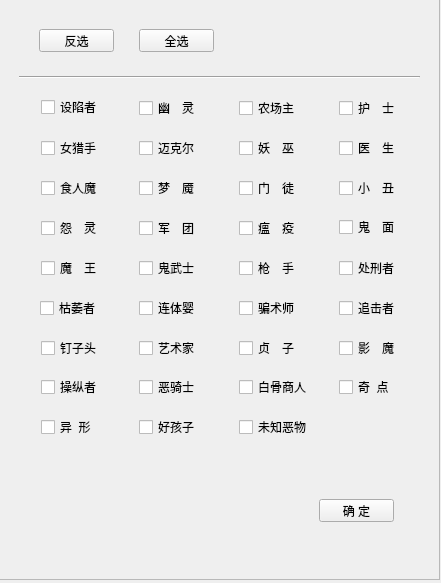
Before: the Qt Designer form selec_killerUI.ui in maskrs/-, drawn with Qt 5.
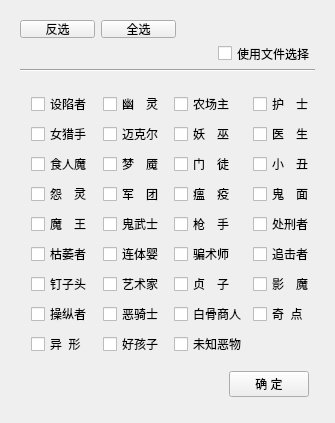
After: the same form once the commit is applied.

```diff
--- a/selec_killerUI.ui
+++ b/selec_killerUI.ui
@@ -6,45 +6,153 @@
    <rect>
     <x>0</x>
     <y>0</y>
-    <width>441</width>
-    <height>583</height>
+    <width>335</width>
+    <height>400</height>
    </rect>
   </property>
+  <property name="minimumSize">
+   <size>
+    <width>0</width>
+    <height>0</height>
+   </size>
+  </property>
   <property name="maximumSize">
    <size>
-    <width>441</width>
-    <height>583</height>
+    <width>16777215</width>
+    <height>16777215</height>
    </size>
   </property>
   <property name="windowTitle">
    <string>选择屠夫</string>
   </property>
-  <widget class="QFrame" name="frm_select_killer">
-   <property name="geometry">
-    <rect>
-     <x>-1</x>
-     <y>-1</y>
-     <width>441</width>
-     <height>581</height>
-    </rect>
-   </property>
-   <property name="frameShape">
-    <enum>QFrame::StyledPanel</enum>
-   </property>
-   <property name="frameShadow">
-    <enum>QFrame::Raised</enum>
-   </property>
+  <layout class="QVBoxLayout" name="verticalLayout">
+   <item>
+    <widget class="QWidget" name="widget" native="true">
+     <property name="minimumSize">
+      <size>
+       <width>0</width>
+       <height>70</height>
+      </size>
+     </property>
+     <property name="maximumSize">
+      <size>
+       <width>16777215</width>
+       <height>90</height>
+      </size>
+     </property>
+     <layout class="QGridLayout" name="gridLayout">
+      <item row="3" column="0" colspan="4">
+       <widget class="Line" name="line">
+        <property name="orientation">
+         <enum>Qt::Horizontal</enum>
+        </property>
+       </widget>
+      </item>
+      <item row="1" column="1" alignment="Qt::AlignLeft">
+       <widget class="QPushButton" name="pb_all">
+        <property name="maximumSize">
+         <size>
+          <width>75</width>
+          <height>16777215</height>
+         </size>
+        </property>
+        <property name="focusPolicy">
+         <enum>Qt::NoFocus</enum>
+        </property>
+        <property name="text">
+         <string>全选</string>
+        </property>
+       </widget>
+      </item>
+      <item row="2" column="1">
+       <spacer name="verticalSpacer">
+        <property name="orientation">
+         <enum>Qt::Vertical</enum>
+        </property>
+        <property name="sizeHint" stdset="0">
+         <size>
+          <width>20</width>
+          <height>35</height>
+         </size>
+        </property>
+       </spacer>
+      </item>
+      <item row="2" column="3">
+       <widget class="QCheckBox" name="cb_usefile">
+        <property name="sizePolicy">
+         <sizepolicy hsizetype="Fixed" vsizetype="Fixed">
+          <horstretch>0</horstretch>
+          <verstretch>0</verstretch>
+         </sizepolicy>
+        </property>
+        <property name="cursor">
+         <cursorShape>WhatsThisCursor</cursorShape>
+        </property>
+        <property name="toolTip">
+         <string>&lt;html&gt;&lt;head/&gt;&lt;body&gt;&lt;p&gt;选择此项会从外部文件引入选择的屠夫，此GUI中的选择无效&lt;/p&gt;&lt;/body&gt;&lt;/html&gt;</string>
+        </property>
+        <property name="toolTipDuration">
+         <number>-1</number>
+        </property>
+        <property name="text">
+         <string>使用文件选择</string>
+        </property>
+        <property name="checked">
+         <bool>false</bool>
+        </property>
+       </widget>
+      </item>
+      <item row="1" column="0">
+       <widget class="QPushButton" name="pb_invert">
+        <property name="maximumSize">
+         <size>
+          <width>75</width>
+          <height>16777215</height>
+         </size>
+        </property>
+        <property name="focusPolicy">
+         <enum>Qt::NoFocus</enum>
+        </property>
+        <property name="text">
+         <string>反选</string>
+        </property>
+       </widget>
+      </item>
+      <item row="0" column="0">
+       <spacer name="verticalSpacer_2">
+        <property name="orientation">
+         <enum>Qt::Vertical</enum>
+        </property>
+        <property name="sizeHint" stdset="0">
+         <size>
+          <width>20</width>
+          <height>10</height>
+         </size>
+        </property>
+       </spacer>
+      </item>
+     </layout>
+    </widget>
+   </item>
+   <item>
+    <widget class="QWidget" name="widget_3" native="true">
+     <layout class="QGridLayout" name="gridLayout_2">
+      <property name="leftMargin">
+       <number>20</number>
+      </property>
+      <property name="topMargin">
+       <number>5</number>
+      </property>
+      <property name="rightMargin">
+       <number>5</number>
+      </property>
+      <property name="bottomMargin">
+       <number>0</number>
+      </property>
+      <item row="0" column="0">
    <widget class="QCheckBox" name="cb_jiage">
-    <property name="geometry">
-     <rect>
-      <x>42</x>
-      <y>100</y>
-      <width>100</width>
-      <height>16</height>
-     </rect>
-    </property>
     <property name="sizePolicy">
-     <sizepolicy hsizetype="Fixed" vsizetype="Fixed">
+         <sizepolicy hsizetype="Expanding" vsizetype="Expanding">
       <horstretch>0</horstretch>
       <verstretch>0</verstretch>
      </sizepolicy>
@@ -59,17 +167,11 @@
      <bool>false</bool>
     </property>
    </widget>
+      </item>
+      <item row="0" column="1">
    <widget class="QCheckBox" name="cb_dingdang">
-    <property name="geometry">
-     <rect>
-      <x>140</x>
-      <y>101</y>
-      <width>100</width>
-      <height>16</height>
-     </rect>
-    </property>
     <property name="sizePolicy">
-     <sizepolicy hsizetype="Fixed" vsizetype="Fixed">
+         <sizepolicy hsizetype="Expanding" vsizetype="Expanding">
       <horstretch>0</horstretch>
       <verstretch>0</verstretch>
      </sizepolicy>
@@ -81,17 +183,11 @@
      <bool>false</bool>
     </property>
    </widget>
+      </item>
+      <item row="0" column="2">
    <widget class="QCheckBox" name="cb_dianjv">
-    <property name="geometry">
-     <rect>
-      <x>240</x>
-      <y>101</y>
-      <width>100</width>
-      <height>16</height>
-     </rect>
-    </property>
     <property name="sizePolicy">
-     <sizepolicy hsizetype="Fixed" vsizetype="Fixed">
+         <sizepolicy hsizetype="Expanding" vsizetype="Expanding">
       <horstretch>0</horstretch>
       <verstretch>0</verstretch>
      </sizepolicy>
@@ -103,17 +199,11 @@
      <bool>false</bool>
     </property>
    </widget>
+      </item>
+      <item row="0" column="3">
    <widget class="QCheckBox" name="cb_hushi">
-    <property name="geometry">
-     <rect>
-      <x>340</x>
-      <y>101</y>
-      <width>100</width>
-      <height>16</height>
-     </rect>
-    </property>
     <property name="sizePolicy">
-     <sizepolicy hsizetype="Fixed" vsizetype="Fixed">
+         <sizepolicy hsizetype="Expanding" vsizetype="Expanding">
       <horstretch>0</horstretch>
       <verstretch>0</verstretch>
      </sizepolicy>
@@ -134,17 +224,11 @@
      <bool>false</bool>
     </property>
    </widget>
+      </item>
+      <item row="1" column="0">
    <widget class="QCheckBox" name="cb_tuzi">
-    <property name="geometry">
-     <rect>
-      <x>42</x>
-      <y>141</y>
-      <width>100</width>
-      <height>16</height>
-     </rect>
-    </property>
     <property name="sizePolicy">
-     <sizepolicy hsizetype="Fixed" vsizetype="Fixed">
+         <sizepolicy hsizetype="Expanding" vsizetype="Expanding">
       <horstretch>0</horstretch>
       <verstretch>0</verstretch>
      </sizepolicy>
@@ -162,17 +246,11 @@
      <bool>false</bool>
     </property>
    </widget>
+      </item>
+      <item row="1" column="1">
    <widget class="QCheckBox" name="cb_maishu">
-    <property name="geometry">
-     <rect>
-      <x>140</x>
-      <y>141</y>
-      <width>100</width>
-      <height>16</height>
-     </rect>
-    </property>
     <property name="sizePolicy">
-     <sizepolicy hsizetype="Fixed" vsizetype="Fixed">
+         <sizepolicy hsizetype="Expanding" vsizetype="Expanding">
       <horstretch>0</horstretch>
       <verstretch>0</verstretch>
      </sizepolicy>
@@ -190,17 +268,11 @@
      <bool>false</bool>
     </property>
    </widget>
+      </item>
+      <item row="1" column="2">
    <widget class="QCheckBox" name="cb_linainai">
-    <property name="geometry">
-     <rect>
-      <x>240</x>
-      <y>141</y>
-      <width>100</width>
-      <height>16</height>
-     </rect>
-    </property>
     <property name="sizePolicy">
-     <sizepolicy hsizetype="Fixed" vsizetype="Fixed">
+         <sizepolicy hsizetype="Expanding" vsizetype="Expanding">
       <horstretch>0</horstretch>
       <verstretch>0</verstretch>
      </sizepolicy>
@@ -218,17 +290,11 @@
      <bool>false</bool>
     </property>
    </widget>
+      </item>
+      <item row="1" column="3">
    <widget class="QCheckBox" name="cb_laoyang">
-    <property name="geometry">
-     <rect>
-      <x>340</x>
-      <y>141</y>
-      <width>100</width>
-      <height>16</height>
-     </rect>
-    </property>
     <property name="sizePolicy">
-     <sizepolicy hsizetype="Fixed" vsizetype="Fixed">
+         <sizepolicy hsizetype="Expanding" vsizetype="Expanding">
       <horstretch>0</horstretch>
       <verstretch>0</verstretch>
      </sizepolicy>
@@ -246,17 +312,11 @@
      <bool>false</bool>
     </property>
    </widget>
+      </item>
+      <item row="2" column="0">
    <widget class="QCheckBox" name="cb_babu">
-    <property name="geometry">
-     <rect>
-      <x>42</x>
-      <y>181</y>
-      <width>100</width>
-      <height>16</height>
-     </rect>
-    </property>
     <property name="sizePolicy">
-     <sizepolicy hsizetype="Fixed" vsizetype="Fixed">
+         <sizepolicy hsizetype="Expanding" vsizetype="Expanding">
       <horstretch>0</horstretch>
       <verstretch>0</verstretch>
      </sizepolicy>
@@ -274,17 +334,11 @@
      <bool>false</bool>
     </property>
    </widget>
+      </item>
+      <item row="2" column="1">
    <widget class="QCheckBox" name="cb_fulaidi">
-    <property name="geometry">
-     <rect>
-      <x>140</x>
-      <y>181</y>
-      <width>100</width>
-      <height>16</height>
-     </rect>
-    </property>
     <property name="sizePolicy">
-     <sizepolicy hsizetype="Fixed" vsizetype="Fixed">
+         <sizepolicy hsizetype="Expanding" vsizetype="Expanding">
       <horstretch>0</horstretch>
       <verstretch>0</verstretch>
      </sizepolicy>
@@ -296,17 +350,33 @@
      <bool>false</bool>
     </property>
    </widget>
+      </item>
+      <item row="2" column="2">
+       <widget class="QCheckBox" name="cb_zhuzhu">
+        <property name="sizePolicy">
+         <sizepolicy hsizetype="Expanding" vsizetype="Expanding">
+          <horstretch>0</horstretch>
+          <verstretch>0</verstretch>
+         </sizepolicy>
+        </property>
+        <property name="maximumSize">
+         <size>
+          <width>16777215</width>
+          <height>16777215</height>
+         </size>
+        </property>
+        <property name="text">
+         <string>门　徒 </string>
+        </property>
+        <property name="checked">
+         <bool>false</bool>
+        </property>
+       </widget>
+      </item>
+      <item row="2" column="3">
    <widget class="QCheckBox" name="cb_xiaochou">
-    <property name="geometry">
-     <rect>
-      <x>340</x>
-      <y>181</y>
-      <width>100</width>
-      <height>16</height>
-     </rect>
-    </property>
     <property name="sizePolicy">
-     <sizepolicy hsizetype="Fixed" vsizetype="Fixed">
+         <sizepolicy hsizetype="Expanding" vsizetype="Expanding">
       <horstretch>0</horstretch>
       <verstretch>0</verstretch>
      </sizepolicy>
@@ -318,17 +388,11 @@
      <bool>false</bool>
     </property>
    </widget>
+      </item>
+      <item row="3" column="0">
    <widget class="QCheckBox" name="cb_lingmei">
-    <property name="geometry">
-     <rect>
-      <x>42</x>
-      <y>221</y>
-      <width>100</width>
-      <height>16</height>
-     </rect>
-    </property>
     <property name="sizePolicy">
-     <sizepolicy hsizetype="Fixed" vsizetype="Fixed">
+         <sizepolicy hsizetype="Expanding" vsizetype="Expanding">
       <horstretch>0</horstretch>
       <verstretch>0</verstretch>
      </sizepolicy>
@@ -340,17 +404,11 @@
      <bool>false</bool>
     </property>
    </widget>
+      </item>
+      <item row="3" column="1">
    <widget class="QCheckBox" name="cb_juntuan">
-    <property name="geometry">
-     <rect>
-      <x>140</x>
-      <y>221</y>
-      <width>100</width>
-      <height>16</height>
-     </rect>
-    </property>
     <property name="sizePolicy">
-     <sizepolicy hsizetype="Fixed" vsizetype="Fixed">
+         <sizepolicy hsizetype="Expanding" vsizetype="Expanding">
       <horstretch>0</horstretch>
       <verstretch>0</verstretch>
      </sizepolicy>
@@ -362,17 +420,11 @@
      <bool>false</bool>
     </property>
    </widget>
+      </item>
+      <item row="3" column="2">
    <widget class="QCheckBox" name="cb_wenyi">
-    <property name="geometry">
-     <rect>
-      <x>240</x>
-      <y>221</y>
-      <width>100</width>
-      <height>16</height>
-     </rect>
-    </property>
     <property name="sizePolicy">
-     <sizepolicy hsizetype="Fixed" vsizetype="Fixed">
+         <sizepolicy hsizetype="Expanding" vsizetype="Expanding">
       <horstretch>0</horstretch>
       <verstretch>0</verstretch>
      </sizepolicy>
@@ -384,17 +436,11 @@
      <bool>false</bool>
     </property>
    </widget>
+      </item>
+      <item row="3" column="3">
    <widget class="QCheckBox" name="cb_guimian">
-    <property name="geometry">
-     <rect>
-      <x>340</x>
-      <y>220</y>
-      <width>100</width>
-      <height>16</height>
-     </rect>
-    </property>
     <property name="sizePolicy">
-     <sizepolicy hsizetype="Fixed" vsizetype="Fixed">
+         <sizepolicy hsizetype="Expanding" vsizetype="Expanding">
       <horstretch>0</horstretch>
       <verstretch>0</verstretch>
      </sizepolicy>
@@ -406,17 +452,11 @@
      <bool>false</bool>
     </property>
    </widget>
+      </item>
+      <item row="4" column="0">
    <widget class="QCheckBox" name="cb_mowang">
-    <property name="geometry">
-     <rect>
-      <x>42</x>
-      <y>261</y>
-      <width>100</width>
-      <height>16</height>
-     </rect>
-    </property>
     <property name="sizePolicy">
-     <sizepolicy hsizetype="Fixed" vsizetype="Fixed">
+         <sizepolicy hsizetype="Expanding" vsizetype="Expanding">
       <horstretch>0</horstretch>
       <verstretch>0</verstretch>
      </sizepolicy>
@@ -428,17 +468,11 @@
      <bool>false</bool>
     </property>
    </widget>
+      </item>
+      <item row="4" column="1">
    <widget class="QCheckBox" name="cb_guiwushi">
-    <property name="geometry">
-     <rect>
-      <x>140</x>
-      <y>261</y>
-      <width>100</width>
-      <height>16</height>
-     </rect>
-    </property>
     <property name="sizePolicy">
-     <sizepolicy hsizetype="Fixed" vsizetype="Fixed">
+         <sizepolicy hsizetype="Expanding" vsizetype="Expanding">
       <horstretch>0</horstretch>
       <verstretch>0</verstretch>
      </sizepolicy>
@@ -450,17 +484,11 @@
      <bool>false</bool>
     </property>
    </widget>
+      </item>
+      <item row="4" column="2">
    <widget class="QCheckBox" name="cb_qiangshou">
-    <property name="geometry">
-     <rect>
-      <x>240</x>
-      <y>261</y>
-      <width>100</width>
-      <height>16</height>
-     </rect>
-    </property>
     <property name="sizePolicy">
-     <sizepolicy hsizetype="Fixed" vsizetype="Fixed">
+         <sizepolicy hsizetype="Expanding" vsizetype="Expanding">
       <horstretch>0</horstretch>
       <verstretch>0</verstretch>
      </sizepolicy>
@@ -472,17 +500,11 @@
      <bool>false</bool>
     </property>
    </widget>
+      </item>
+      <item row="4" column="3">
    <widget class="QCheckBox" name="cb_sanjiaotou">
-    <property name="geometry">
-     <rect>
-      <x>340</x>
-      <y>261</y>
-      <width>100</width>
-      <height>16</height>
-     </rect>
-    </property>
     <property name="sizePolicy">
-     <sizepolicy hsizetype="Fixed" vsizetype="Fixed">
+         <sizepolicy hsizetype="Expanding" vsizetype="Expanding">
       <horstretch>0</horstretch>
       <verstretch>0</verstretch>
      </sizepolicy>
@@ -494,17 +516,11 @@
      <bool>false</bool>
     </property>
    </widget>
+      </item>
+      <item row="5" column="0">
    <widget class="QCheckBox" name="cb_kumo">
-    <property name="geometry">
-     <rect>
-      <x>41</x>
-      <y>301</y>
-      <width>100</width>
-      <height>16</height>
-     </rect>
-    </property>
     <property name="sizePolicy">
-     <sizepolicy hsizetype="Fixed" vsizetype="Fixed">
+         <sizepolicy hsizetype="Expanding" vsizetype="Expanding">
       <horstretch>0</horstretch>
       <verstretch>0</verstretch>
      </sizepolicy>
@@ -516,17 +532,11 @@
      <bool>false</bool>
     </property>
    </widget>
+      </item>
+      <item row="5" column="1">
    <widget class="QCheckBox" name="cb_liantiying">
-    <property name="geometry">
-     <rect>
-      <x>140</x>
-      <y>301</y>
-      <width>100</width>
-      <height>16</height>
-     </rect>
-    </property>
     <property name="sizePolicy">
-     <sizepolicy hsizetype="Fixed" vsizetype="Fixed">
+         <sizepolicy hsizetype="Expanding" vsizetype="Expanding">
       <horstretch>0</horstretch>
       <verstretch>0</verstretch>
      </sizepolicy>
@@ -538,17 +548,11 @@
      <bool>false</bool>
     </property>
    </widget>
+      </item>
+      <item row="5" column="2">
    <widget class="QCheckBox" name="cb_gege">
-    <property name="geometry">
-     <rect>
-      <x>240</x>
-      <y>301</y>
-      <width>100</width>
-      <height>16</height>
-     </rect>
-    </property>
     <property name="sizePolicy">
-     <sizepolicy hsizetype="Fixed" vsizetype="Fixed">
+         <sizepolicy hsizetype="Expanding" vsizetype="Expanding">
       <horstretch>0</horstretch>
       <verstretch>0</verstretch>
      </sizepolicy>
@@ -560,17 +564,11 @@
      <bool>false</bool>
     </property>
    </widget>
+      </item>
+      <item row="5" column="3">
    <widget class="QCheckBox" name="cb_zhuizhui">
-    <property name="geometry">
-     <rect>
-      <x>340</x>
-      <y>301</y>
-      <width>100</width>
-      <height>16</height>
-     </rect>
-    </property>
     <property name="sizePolicy">
-     <sizepolicy hsizetype="Fixed" vsizetype="Fixed">
+         <sizepolicy hsizetype="Expanding" vsizetype="Expanding">
       <horstretch>0</horstretch>
       <verstretch>0</verstretch>
      </sizepolicy>
@@ -582,17 +580,11 @@
      <bool>false</bool>
     </property>
    </widget>
+      </item>
+      <item row="6" column="0">
    <widget class="QCheckBox" name="cb_dingzitou">
-    <property name="geometry">
-     <rect>
-      <x>42</x>
-      <y>341</y>
-      <width>100</width>
-      <height>16</height>
-     </rect>
-    </property>
     <property name="sizePolicy">
-     <sizepolicy hsizetype="Fixed" vsizetype="Fixed">
+         <sizepolicy hsizetype="Expanding" vsizetype="Expanding">
       <horstretch>0</horstretch>
       <verstretch>0</verstretch>
      </sizepolicy>
@@ -604,17 +596,11 @@
      <bool>false</bool>
     </property>
    </widget>
+      </item>
+      <item row="6" column="1">
    <widget class="QCheckBox" name="cb_niaojie">
-    <property name="geometry">
-     <rect>
-      <x>140</x>
-      <y>341</y>
-      <width>100</width>
-      <height>16</height>
-     </rect>
-    </property>
     <property name="sizePolicy">
-     <sizepolicy hsizetype="Fixed" vsizetype="Fixed">
+         <sizepolicy hsizetype="Expanding" vsizetype="Expanding">
       <horstretch>0</horstretch>
       <verstretch>0</verstretch>
      </sizepolicy>
@@ -626,17 +612,11 @@
      <bool>false</bool>
     </property>
    </widget>
+      </item>
+      <item row="6" column="2">
    <widget class="QCheckBox" name="cb_zhenzi">
-    <property name="geometry">
-     <rect>
-      <x>240</x>
-      <y>341</y>
-      <width>100</width>
-      <height>16</height>
-     </rect>
-    </property>
     <property name="sizePolicy">
-     <sizepolicy hsizetype="Fixed" vsizetype="Fixed">
+         <sizepolicy hsizetype="Expanding" vsizetype="Expanding">
       <horstretch>0</horstretch>
       <verstretch>0</verstretch>
      </sizepolicy>
@@ -648,17 +628,11 @@
      <bool>false</bool>
     </property>
    </widget>
+      </item>
+      <item row="6" column="3">
    <widget class="QCheckBox" name="cb_yingmo">
-    <property name="geometry">
-     <rect>
-      <x>340</x>
-      <y>341</y>
-      <width>100</width>
-      <height>16</height>
-     </rect>
-    </property>
     <property name="sizePolicy">
-     <sizepolicy hsizetype="Fixed" vsizetype="Fixed">
+         <sizepolicy hsizetype="Expanding" vsizetype="Expanding">
       <horstretch>0</horstretch>
       <verstretch>0</verstretch>
      </sizepolicy>
@@ -670,17 +644,11 @@
      <bool>false</bool>
     </property>
    </widget>
+      </item>
+      <item row="7" column="0">
    <widget class="QCheckBox" name="cb_weishu">
-    <property name="geometry">
-     <rect>
-      <x>42</x>
-      <y>380</y>
-      <width>100</width>
-      <height>16</height>
-     </rect>
-    </property>
     <property name="sizePolicy">
-     <sizepolicy hsizetype="Fixed" vsizetype="Fixed">
+         <sizepolicy hsizetype="Expanding" vsizetype="Expanding">
       <horstretch>0</horstretch>
       <verstretch>0</verstretch>
      </sizepolicy>
@@ -692,17 +660,11 @@
      <bool>false</bool>
     </property>
    </widget>
+      </item>
+      <item row="7" column="1">
    <widget class="QCheckBox" name="cb_eqishi">
-    <property name="geometry">
-     <rect>
-      <x>140</x>
-      <y>380</y>
-      <width>100</width>
-      <height>16</height>
-     </rect>
-    </property>
     <property name="sizePolicy">
-     <sizepolicy hsizetype="Fixed" vsizetype="Fixed">
+         <sizepolicy hsizetype="Expanding" vsizetype="Expanding">
       <horstretch>0</horstretch>
       <verstretch>0</verstretch>
      </sizepolicy>
@@ -720,106 +682,11 @@
      <bool>false</bool>
     </property>
    </widget>
-   <widget class="QPushButton" name="pb_invert">
-    <property name="geometry">
-     <rect>
-      <x>40</x>
-      <y>30</y>
-      <width>75</width>
-      <height>23</height>
-     </rect>
-    </property>
-    <property name="focusPolicy">
-     <enum>Qt::NoFocus</enum>
-    </property>
-    <property name="text">
-     <string>反选</string>
-    </property>
-   </widget>
-   <widget class="QPushButton" name="pb_all">
-    <property name="geometry">
-     <rect>
-      <x>140</x>
-      <y>30</y>
-      <width>75</width>
-      <height>23</height>
-     </rect>
-    </property>
-    <property name="focusPolicy">
-     <enum>Qt::NoFocus</enum>
-    </property>
-    <property name="text">
-     <string>全选</string>
-    </property>
-   </widget>
-   <widget class="Line" name="line">
-    <property name="geometry">
-     <rect>
-      <x>20</x>
-      <y>70</y>
-      <width>401</width>
-      <height>16</height>
-     </rect>
-    </property>
-    <property name="orientation">
-     <enum>Qt::Horizontal</enum>
-    </property>
-   </widget>
-   <widget class="QPushButton" name="pb_save">
-    <property name="geometry">
-     <rect>
-      <x>320</x>
-      <y>500</y>
-      <width>75</width>
-      <height>23</height>
-     </rect>
-    </property>
-    <property name="focusPolicy">
-     <enum>Qt::NoFocus</enum>
-    </property>
-    <property name="text">
-     <string>确 定</string>
-    </property>
-   </widget>
-   <widget class="QCheckBox" name="cb_zhuzhu">
-    <property name="geometry">
-     <rect>
-      <x>240</x>
-      <y>181</y>
-      <width>100</width>
-      <height>16</height>
-     </rect>
-    </property>
-    <property name="sizePolicy">
-     <sizepolicy hsizetype="Fixed" vsizetype="Fixed">
-      <horstretch>0</horstretch>
-      <verstretch>0</verstretch>
-     </sizepolicy>
-    </property>
-    <property name="maximumSize">
-     <size>
-      <width>16777215</width>
-      <height>16777215</height>
-     </size>
-    </property>
-    <property name="text">
-     <string>门　徒 </string>
-    </property>
-    <property name="checked">
-     <bool>false</bool>
-    </property>
-   </widget>
+      </item>
+      <item row="7" column="2">
    <widget class="QCheckBox" name="cb_baigu">
-    <property name="geometry">
-     <rect>
-      <x>240</x>
-      <y>380</y>
-      <width>100</width>
-      <height>16</height>
-     </rect>
-    </property>
     <property name="sizePolicy">
-     <sizepolicy hsizetype="Fixed" vsizetype="Fixed">
+         <sizepolicy hsizetype="Expanding" vsizetype="Expanding">
       <horstretch>0</horstretch>
       <verstretch>0</verstretch>
      </sizepolicy>
@@ -837,17 +704,11 @@
      <bool>false</bool>
     </property>
    </widget>
+      </item>
+      <item row="7" column="3">
    <widget class="QCheckBox" name="cb_jidian">
-    <property name="geometry">
-     <rect>
-      <x>340</x>
-      <y>380</y>
-      <width>90</width>
-      <height>16</height>
-     </rect>
-    </property>
     <property name="sizePolicy">
-     <sizepolicy hsizetype="Fixed" vsizetype="Fixed">
+         <sizepolicy hsizetype="Expanding" vsizetype="Expanding">
       <horstretch>0</horstretch>
       <verstretch>0</verstretch>
      </sizepolicy>
@@ -859,17 +720,11 @@
      <bool>false</bool>
     </property>
    </widget>
+      </item>
+      <item row="8" column="0">
    <widget class="QCheckBox" name="cb_yixing">
-    <property name="geometry">
-     <rect>
-      <x>42</x>
-      <y>420</y>
-      <width>100</width>
-      <height>16</height>
-     </rect>
-    </property>
     <property name="sizePolicy">
-     <sizepolicy hsizetype="Fixed" vsizetype="Fixed">
+         <sizepolicy hsizetype="Expanding" vsizetype="Expanding">
       <horstretch>0</horstretch>
       <verstretch>0</verstretch>
      </sizepolicy>
@@ -881,17 +736,11 @@
      <bool>false</bool>
     </property>
    </widget>
+      </item>
+      <item row="8" column="1">
    <widget class="QCheckBox" name="cb_qiaji">
-    <property name="geometry">
-     <rect>
-      <x>140</x>
-      <y>420</y>
-      <width>100</width>
-      <height>16</height>
-     </rect>
-    </property>
     <property name="sizePolicy">
-     <sizepolicy hsizetype="Fixed" vsizetype="Fixed">
+         <sizepolicy hsizetype="Expanding" vsizetype="Expanding">
       <horstretch>0</horstretch>
       <verstretch>0</verstretch>
      </sizepolicy>
@@ -903,17 +752,11 @@
      <bool>false</bool>
     </property>
    </widget>
+      </item>
+      <item row="8" column="2">
    <widget class="QCheckBox" name="cb_ewu">
-    <property name="geometry">
-     <rect>
-      <x>240</x>
-      <y>420</y>
-      <width>100</width>
-      <height>16</height>
-     </rect>
-    </property>
     <property name="sizePolicy">
-     <sizepolicy hsizetype="Fixed" vsizetype="Fixed">
+         <sizepolicy hsizetype="Expanding" vsizetype="Expanding">
       <horstretch>0</horstretch>
       <verstretch>0</verstretch>
      </sizepolicy>
@@ -931,7 +774,45 @@
      <bool>false</bool>
     </property>
    </widget>
-  </widget>
+      </item>
+     </layout>
+    </widget>
+   </item>
+   <item>
+    <widget class="QWidget" name="widget_2" native="true">
+     <property name="sizePolicy">
+      <sizepolicy hsizetype="Expanding" vsizetype="Expanding">
+       <horstretch>0</horstretch>
+       <verstretch>0</verstretch>
+      </sizepolicy>
+     </property>
+     <property name="maximumSize">
+      <size>
+       <width>16777215</width>
+       <height>50</height>
+      </size>
+     </property>
+     <layout class="QHBoxLayout" name="horizontalLayout">
+      <property name="rightMargin">
+       <number>15</number>
+      </property>
+      <property name="bottomMargin">
+       <number>15</number>
+      </property>
+      <item alignment="Qt::AlignRight|Qt::AlignVCenter">
+       <widget class="QPushButton" name="pb_save">
+        <property name="focusPolicy">
+         <enum>Qt::NoFocus</enum>
+        </property>
+        <property name="text">
+         <string>确 定</string>
+        </property>
+       </widget>
+      </item>
+     </layout>
+    </widget>
+   </item>
+  </layout>
  </widget>
  <tabstops>
   <tabstop>cb_jiage</tabstop>
```
Left out of the diff: 4 changed lines with no effect on the pictures. Lines whose indentation alone changed are shown as unchanged.
